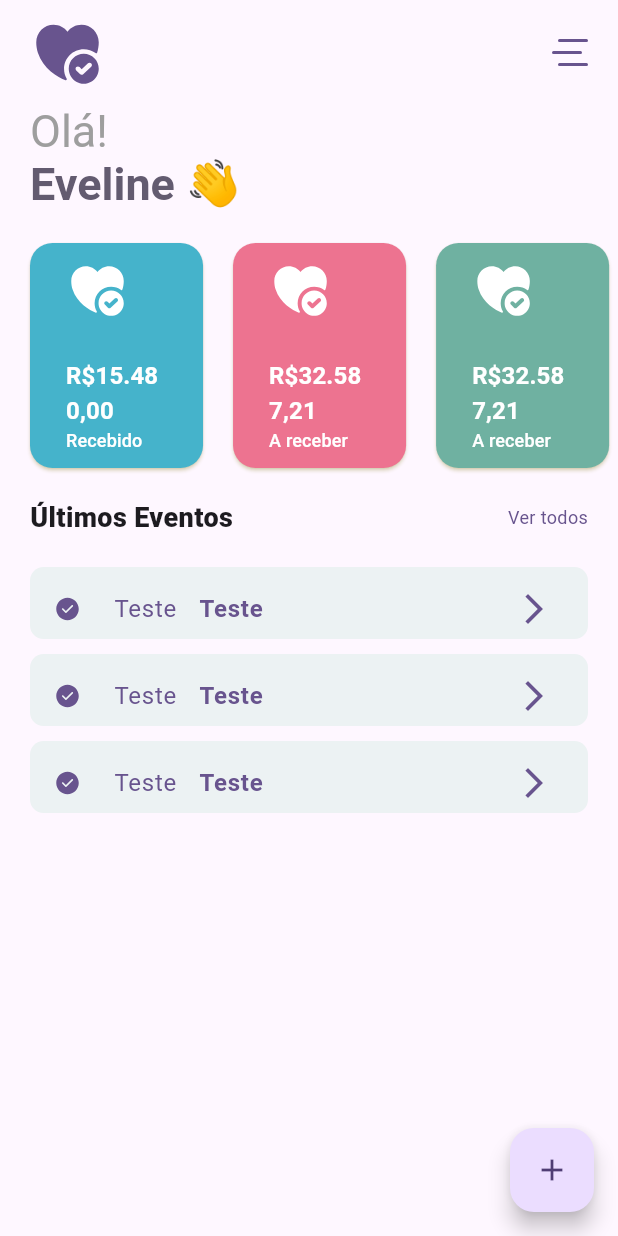
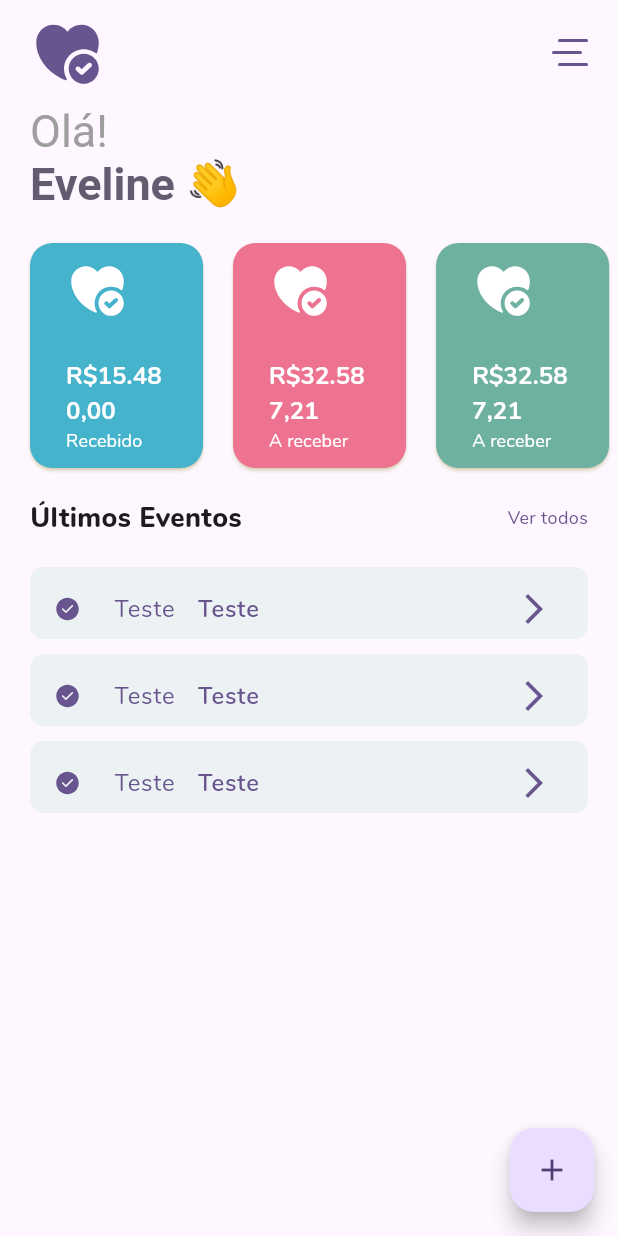
Before and after one commit to espoo-dev/med_system, a Flutter app: the screen it shows after launch, on a phone screen of 412 x 824 dp. Run offline on Flutter 3.47's test engine with Material 3 defaults, Android fonts, the phone set to English and light mode, and no system bars; our stand-ins replace flutter_svg.

Commit message:
Add font family Nunito

```diff
--- a/med_system_app/lib/main.dart
+++ b/med_system_app/lib/main.dart
@@ -31,6 +31,7 @@ class MyApp extends StatelessWidget {
         // This works for code too, not just values: Most code changes can be
         // tested with just a hot reload.
         colorScheme: ColorScheme.fromSeed(seedColor: Colors.deepPurple),
+        fontFamily: 'Nunito',
         useMaterial3: true,
       ),
       home: const MyHomePage(title: 'Flutter Demo Home Page'),
```
Also changed, not shown: med_system_app/pubspec.yaml (+19 -1 lines), med_system_app/fonts/Nunito-Black.ttf (added), med_system_app/fonts/Nunito-BlackItalic.ttf (added), med_system_app/fonts/Nunito-Bold.ttf (added), med_system_app/fonts/Nunito-BoldItalic.ttf (added), med_system_app/fonts/Nunito-ExtraBold.ttf (added), med_system_app/fonts/Nunito-ExtraBoldItalic.ttf (added), med_system_app/fonts/Nunito-ExtraLight.ttf (added), med_system_app/fonts/Nunito-ExtraLightItalic.ttf (added), med_system_app/fonts/Nunito-Italic.ttf (added), med_system_app/fonts/Nunito-Light.ttf (added), med_system_app/fonts/Nunito-LightItalic.ttf (added), med_system_app/fonts/Nunito-Regular.ttf (added), med_system_app/fonts/Nunito-SemiBold.ttf (added), 1 more files, 7 other files.
